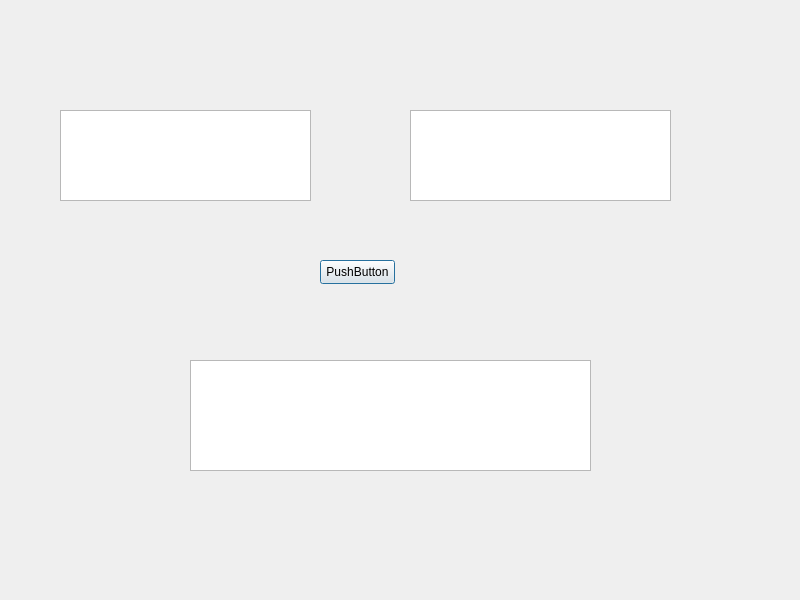
Before: the Qt Designer form dialog.ui in Tricui11/AlmostEquivalentStrings, drawn with Qt 5.
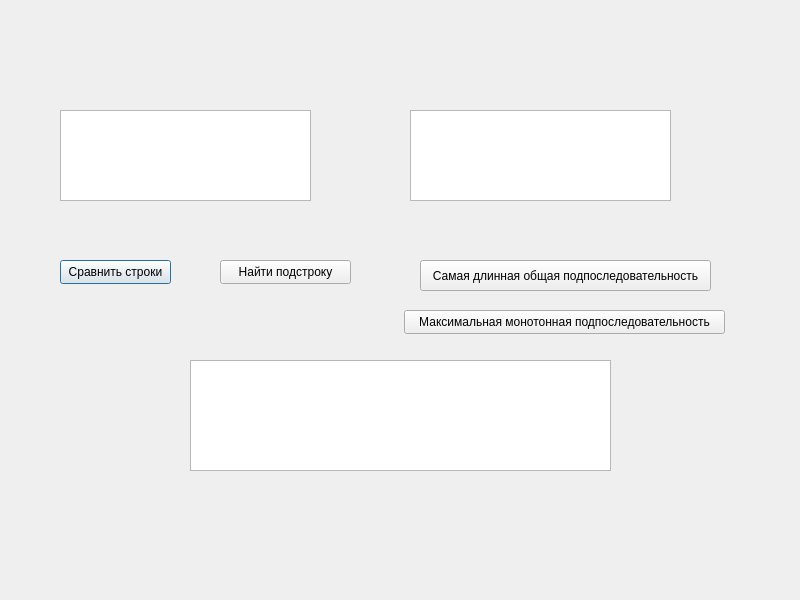
After: the same form once the commit is applied.

Diff of the .ui file:
```diff
--- a/dialog.ui
+++ b/dialog.ui
@@ -16,14 +16,14 @@
   <widget class="QPushButton" name="pushButton">
    <property name="geometry">
     <rect>
-     <x>320</x>
+     <x>60</x>
      <y>260</y>
-     <width>75</width>
+     <width>111</width>
      <height>24</height>
     </rect>
    </property>
    <property name="text">
-    <string>PushButton</string>
+    <string>Сравнить строки</string>
    </property>
   </widget>
   <widget class="QTextEdit" name="textEdit_SourceString">
@@ -51,11 +51,50 @@
     <rect>
      <x>190</x>
      <y>360</y>
-     <width>401</width>
+     <width>421</width>
      <height>111</height>
     </rect>
    </property>
   </widget>
+  <widget class="QPushButton" name="pushButton_FindSubstring">
+   <property name="geometry">
+    <rect>
+     <x>220</x>
+     <y>260</y>
+     <width>131</width>
+     <height>24</height>
+    </rect>
+   </property>
+   <property name="text">
+    <string>Найти подстроку</string>
+   </property>
+  </widget>
+  <widget class="QPushButton" name="pushButton_LongestCommonSubsequence">
+   <property name="geometry">
+    <rect>
+     <x>420</x>
+     <y>260</y>
+     <width>291</width>
+     <height>31</height>
+    </rect>
+   </property>
+   <property name="text">
+    <string>Самая длинная общая подпоследовательность</string>
+   </property>
+  </widget>
+  <widget class="QPushButton" name="pushButton_MaximumMonotonicSubsequence">
+   <property name="geometry">
+    <rect>
+     <x>404</x>
+     <y>310</y>
+     <width>321</width>
+     <height>24</height>
+    </rect>
+   </property>
+   <property name="text">
+    <string>Максимальная монотонная подпоследовательность</string>
+   </property>
+  </widget>
  </widget>
  <resources/>
  <connections/>
```
Left out of the diff: 2 changed lines with no effect on the pictures.
